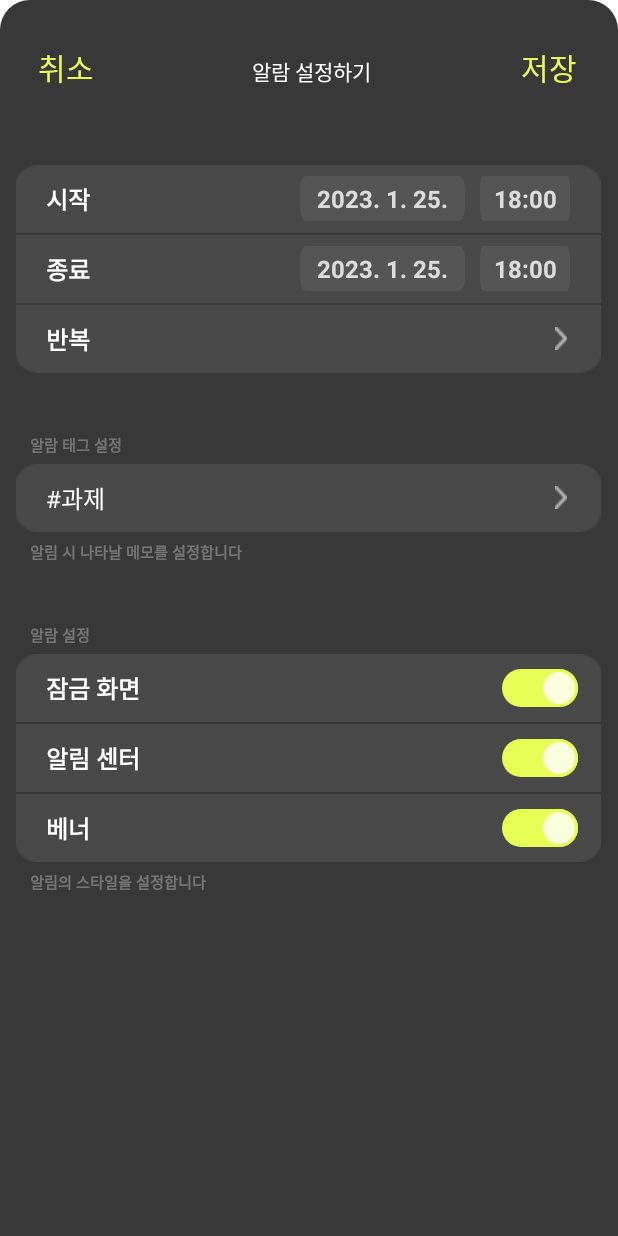
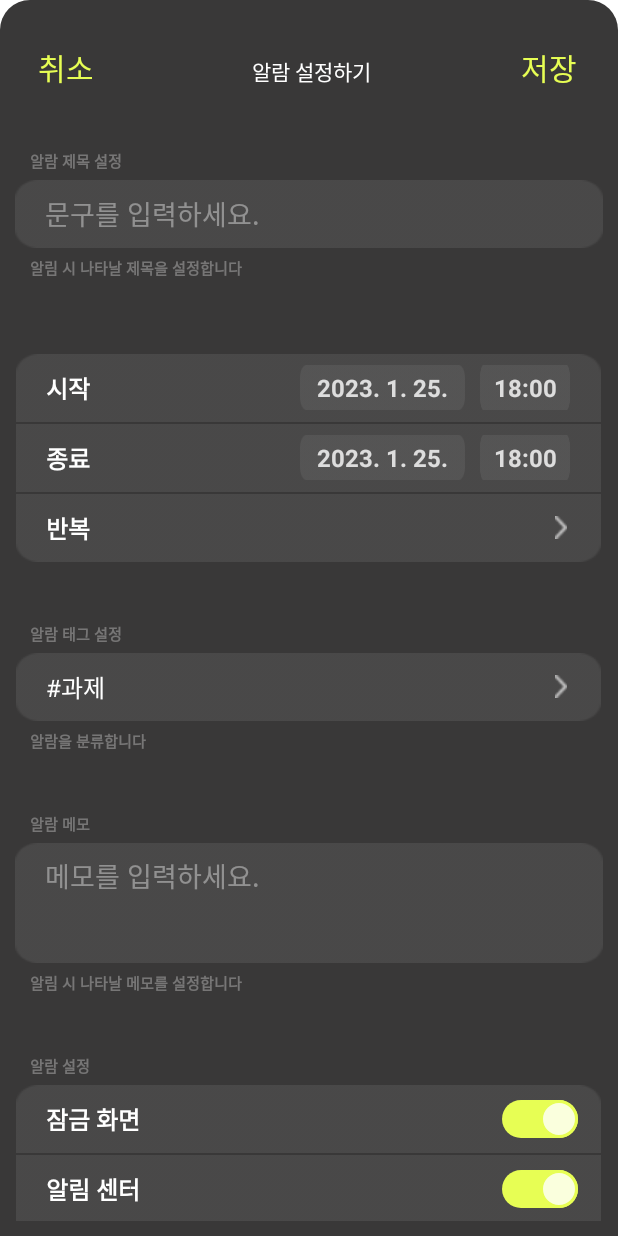
Before and after one commit to moon12-3/NotiUp, an Android app: the layout bottom_sheet.xml on its own in the app's theme, with its tools: preview values and no code run, on a phone screen of 412 x 824 dp. Run offline under Robolectric (Android 15) with nearby library versions, the phone set to English and light mode, and no system bars; plain views replace MaterialCalendarView.

Commit message:
알람 제목 추가

```diff
--- a/app/src/main/java/com/example/notiup/BottomSheet.kt
+++ b/app/src/main/java/com/example/notiup/BottomSheet.kt
@@ -1,9 +1,13 @@
 package com.example.notiup
 
 import android.os.Bundle
+import android.text.Editable
+import android.text.TextWatcher
 import android.view.LayoutInflater
 import android.view.View
 import android.view.ViewGroup
+import android.view.inputmethod.EditorInfo
+import android.widget.EditText
 import android.widget.Spinner
 import androidx.fragment.app.Fragment
 
@@ -16,6 +20,31 @@ class BottomSheet : Fragment() {
         savedInstanceState: Bundle?
     ): View? {
         val view = inflater.inflate(R.layout.bottom_sheet, container, false)
+
+        val etMemo = view.findViewById<EditText>(R.id.et_memo)
+        etMemo.addTextChangedListener(object : TextWatcher {
+            override fun beforeTextChanged(s: CharSequence?, start: Int, count: Int, after: Int) {}
+
+            override fun onTextChanged(s: CharSequence?, start: Int, before: Int, count: Int) {
+                if (etMemo.lineCount > 2) {
+                    etMemo.text.delete(etMemo.selectionStart - 1, etMemo.selectionStart)
+                }
+                if (s?.toString()?.contains("\n") == true) {
+                    etMemo.focusSearch(View.FOCUS_DOWN)?.requestFocus()
+                }
+            }
+
+            override fun afterTextChanged(s: Editable?) {}
+        })
+
+        etMemo.setOnEditorActionListener { _, actionId, _ ->
+            if (actionId == EditorInfo.IME_ACTION_DONE) {
+                etMemo.clearFocus()
+                true
+            } else {
+                false
+            }
+        }
 
         val list: ArrayList<DropdownList> = ArrayList()
 
--- a/app/src/main/res/layout/bottom_sheet.xml
+++ b/app/src/main/res/layout/bottom_sheet.xml
@@ -44,11 +44,46 @@
     </LinearLayout>
     <ScrollView
         android:layout_width="match_parent"
-        android:layout_height="wrap_content">
+        android:layout_height="wrap_content"
+        android:scrollbars="none">
         <LinearLayout
             android:layout_width="match_parent"
             android:layout_height="match_parent"
             android:orientation="vertical">
+
+            <TextView
+                android:layout_marginTop="40dp"
+                android:layout_width="match_parent"
+                android:layout_height="wrap_content"
+                android:text="알람 제목 설정"
+                android:textStyle="bold"
+                android:textColor="#50FFFFFF"
+                android:layout_marginLeft="10dp"
+                android:inputType="text"
+                android:textSize="10sp"/>
+
+            <EditText
+                android:id="@+id/et_title"
+                android:layout_width="match_parent"
+                android:layout_height="wrap_content"
+                android:inputType="text"
+                android:hint="문구를 입력하세요."
+                android:layout_marginTop="5dp"
+                android:paddingLeft="20dp"
+                android:layout_gravity="center"
+                android:textColorHint="#66FFFFFF"
+                android:background="@drawable/rect4"
+                android:imeOptions="actionDone"/>
+
+            <TextView
+                android:layout_marginTop="5dp"
+                android:layout_width="match_parent"
+                android:layout_height="wrap_content"
+                android:text="알림 시 나타날 제목을 설정합니다"
+                android:textStyle="bold"
+                android:textColor="#50FFFFFF"
+                android:layout_marginLeft="10dp"
+                android:textSize="10sp"/>
         <LinearLayout
             android:layout_marginTop="50dp"
             android:layout_width="390dp"
@@ -245,6 +280,41 @@
                 android:layout_marginTop="5dp"
                 android:layout_width="match_parent"
                 android:layout_height="wrap_content"
+                android:text="알람을 분류합니다"
+                android:textStyle="bold"
+                android:textColor="#50FFFFFF"
+                android:layout_marginLeft="10dp"
+                android:textSize="10sp"/>
+            <TextView
+                android:layout_marginTop="40dp"
+                android:layout_width="match_parent"
+                android:layout_height="wrap_content"
+                android:text="알람 메모"
+                android:textStyle="bold"
+                android:textColor="#50FFFFFF"
+                android:layout_marginLeft="10dp"
+                android:textSize="10sp"/>
+
+            <EditText
+                android:id="@+id/et_memo"
+                android:layout_width="match_parent"
+                android:layout_height="80dp"
+                android:hint="메모를 입력하세요."
+                android:inputType="text"
+                android:textColorHint="#66FFFFFF"
+                android:gravity="top"
+                android:layout_gravity="center"
+                android:layout_marginTop="5dp"
+                android:paddingTop="8dp"
+                android:paddingLeft="20dp"
+                android:background="@drawable/rect_memo"
+                android:imeOptions="actionDone"
+                android:maxLines="2"/>
+
+            <TextView
+                android:layout_marginTop="5dp"
+                android:layout_width="match_parent"
+                android:layout_height="wrap_content"
                 android:text="알림 시 나타날 메모를 설정합니다"
                 android:textStyle="bold"
                 android:textColor="#50FFFFFF"
@@ -360,6 +430,7 @@
                 android:textStyle="bold"
                 android:textColor="#50FFFFFF"
                 android:layout_marginLeft="10dp"
+                android:layout_marginBottom="40dp"
                 android:textSize="10sp"/>
         </LinearLayout>
     </ScrollView>
```
Also changed, not shown: app/src/main/res/drawable/rect_memo.png (added).
